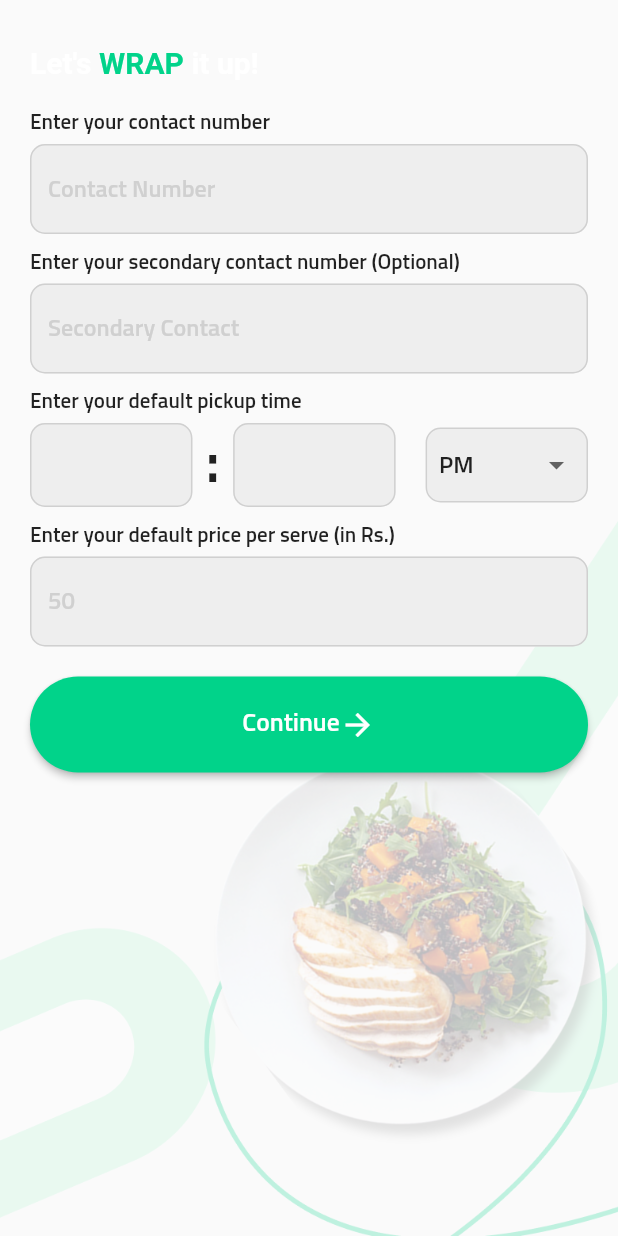
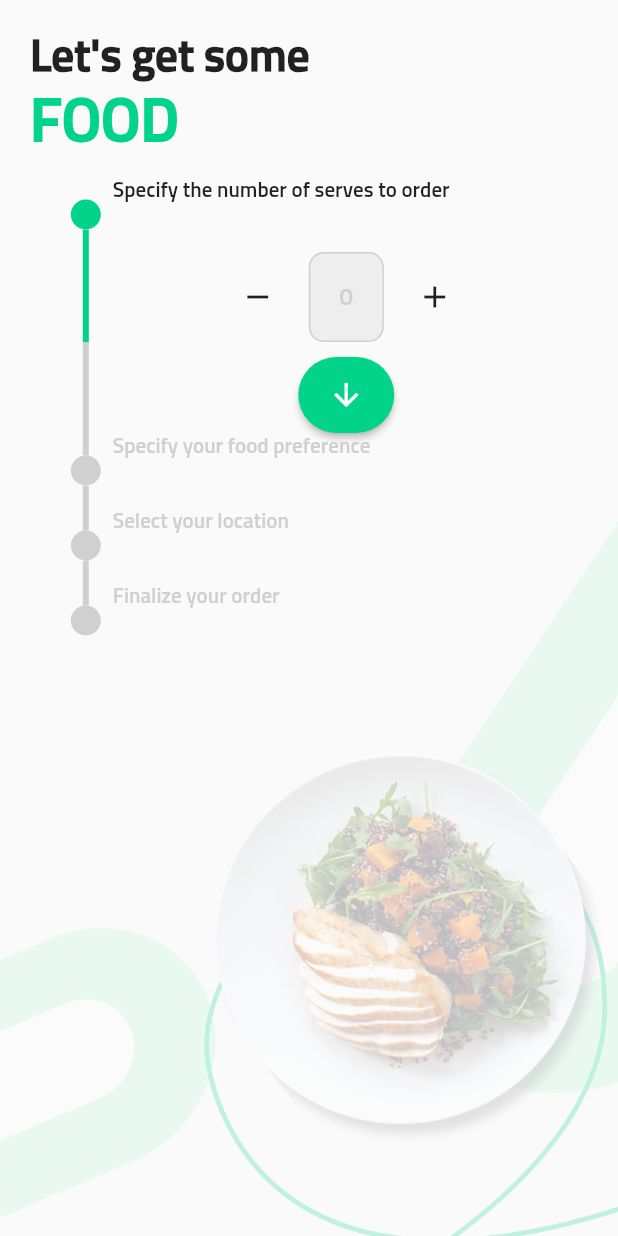
Before and after one commit to AthulJohn/lff_foodapp, a Flutter app: the screen it shows after launch, on a phone screen of 412 x 824 dp. Run offline on Flutter 3.47's test engine with Material 2 defaults, Android fonts, the phone set to English and light mode, and no system bars; drawn by our look-alikes of timeline_tile; our stand-ins replace get, intl_phone_field, otp_text_field.

Commit message:
added rough order page UI

```diff
--- a/lib/main.dart
+++ b/lib/main.dart
@@ -1,5 +1,6 @@
 import 'package:flutter/material.dart';
 import 'package:get/get.dart';
+import 'package:lff_foodapp/view/screens/order_food.dart';
 import 'package:lff_foodapp/view/screens/sign_in_page.dart';
 
 import 'view/screens/otp_verify_page.dart';
@@ -23,7 +24,7 @@ class MyApp extends StatelessWidget {
         primarySwatch: Colors.blue,
         fontFamily: 'Sunflower',
       ),
-      home: const ProviderAddnDetailsPage(),
+      home: const OrderFoodPage(),
     );
   }
 }
--- a/lib/view/components/app_text_field.dart
+++ b/lib/view/components/app_text_field.dart
@@ -3,14 +3,17 @@ import 'package:flutter/material.dart';
 import '../../constants/appColors.dart';
 
 class AppTextField extends StatelessWidget {
-  const AppTextField({super.key, this.onChanged, this.hintText});
+  const AppTextField(
+      {super.key, this.onChanged, this.hintText, this.align = TextAlign.start});
   final void Function(String)? onChanged;
   final String? hintText;
+  final TextAlign align;
 
   @override
   Widget build(BuildContext context) {
     return TextField(
       onChanged: onChanged,
+      textAlign: align,
       decoration: InputDecoration(
           filled: true,
           fillColor: AppColors.secondaryColor,
--- a/lib/view/components/proceed_button.dart
+++ b/lib/view/components/proceed_button.dart
@@ -9,11 +9,12 @@ class ContinueButton extends StatelessWidget {
       required this.onPressed,
       this.text,
       this.icon,
-      this.fontSize = 17});
+      this.fontSize = 17,
+      this.padding = 30});
   final Function()? onPressed;
   final String? text;
   final IconData? icon;
-  final double fontSize;
+  final double fontSize, padding;
 
   @override
   Widget build(BuildContext context) {
@@ -33,7 +34,8 @@ class ContinueButton extends StatelessWidget {
         style: ElevatedButton.styleFrom(
             backgroundColor: AppColors.primaryColor,
             foregroundColor: Colors.white,
-            padding: const EdgeInsets.symmetric(horizontal: 30, vertical: 20),
+            padding: EdgeInsets.symmetric(
+                horizontal: padding, vertical: (2 / 3) * padding),
             textStyle: TextStyle(fontSize: fontSize),
             shape: const StadiumBorder()));
   }
--- /dev/null
+++ b/lib/view/components/title_text.dart
@@ -0,0 +1,34 @@
+import 'package:flutter/material.dart';
+import 'package:flutter/src/widgets/framework.dart';
+import 'package:flutter/src/widgets/placeholder.dart';
+
+import '../../constants/appColors.dart';
+
+class TitleText extends StatelessWidget {
+  const TitleText(
+      {super.key, this.greenText = "", this.blackText = "", this.size = 40});
+  final String greenText;
+  final String blackText;
+  final double size;
+
+  @override
+  Widget build(BuildContext context) {
+    return Column(
+      crossAxisAlignment: CrossAxisAlignment.start,
+      mainAxisAlignment: MainAxisAlignment.center,
+      children: [
+        Text(
+          blackText,
+          style: TextStyle(fontSize: 0.75 * size, fontWeight: FontWeight.bold),
+        ),
+        Text(
+          greenText,
+          style: TextStyle(
+              fontSize: size,
+              fontWeight: FontWeight.bold,
+              color: AppColors.primaryColor),
+        )
+      ],
+    );
+  }
+}
--- /dev/null
+++ b/lib/view/screens/order_food.dart
@@ -0,0 +1,219 @@
+import 'package:flutter/material.dart';
+import 'package:lff_foodapp/view/components/phone_field.dart';
+import 'package:lff_foodapp/view/components/proceed_button.dart';
+import 'package:lff_foodapp/view/components/role_card.dart';
+import 'package:lff_foodapp/view/components/time_field.dart';
+import 'package:lff_foodapp/view/components/type_card.dart';
+import 'package:timeline_tile/timeline_tile.dart';
+
+import '../../constants/appColors.dart';
+import '../components/app_text_field.dart';
+import '../components/title_text.dart';
+
+class OrderFoodPage extends StatelessWidget {
+  const OrderFoodPage({super.key});
+
+  @override
+  Widget build(BuildContext context) {
+    return Scaffold(
+        body: Container(
+      decoration: const BoxDecoration(
+          image: DecorationImage(
+              image: AssetImage("assets/images/Graphics.png"),
+              opacity: 0.24,
+              fit: BoxFit.cover)),
+      child: Padding(
+        padding: const EdgeInsets.all(20),
+        child: ListView(
+          children: [
+            const TitleText(
+              blackText: "Let's get some",
+              greenText: "FOOD",
+              size: 40,
+            ),
+            const SizedBox(
+              height: 10,
+            ),
+            SizedBox(
+              height: 50,
+              child: TimelineTile(
+                afterLineStyle: const LineStyle(color: AppColors.primaryColor),
+                axis: TimelineAxis.vertical,
+                alignment: TimelineAlign.manual,
+                lineXY: 0.1,
+                endChild: const Padding(
+                  padding: EdgeInsets.symmetric(horizontal: 8.0),
+                  child: Text("Specify the number of serves to order"),
+                ),
+                isFirst: true,
+                indicatorStyle:
+                    const IndicatorStyle(color: AppColors.primaryColor),
+              ),
+            ),
+            TimelineTile(
+                beforeLineStyle: const LineStyle(color: AppColors.primaryColor),
+                afterLineStyle: const LineStyle(color: AppColors.borderColor),
+                hasIndicator: false,
+                axis: TimelineAxis.vertical,
+                alignment: TimelineAlign.manual,
+                lineXY: 0.1,
+                endChild: Column(
+                  children: [
+                    Row(
+                      mainAxisAlignment: MainAxisAlignment.center,
+                      children: [
+                        IconButton(
+                            onPressed: () {}, icon: const Icon(Icons.remove)),
+                        const SizedBox(
+                          width: 10,
+                        ),
+                        SizedBox(
+                          width: 50,
+                          child: AppTextField(
+                            hintText: "0",
+                            align: TextAlign.center,
+                            onChanged: (val) {},
+                          ),
+                        ),
+                        const SizedBox(
+                          width: 10,
+                        ),
+                        IconButton(
+                            onPressed: () {}, icon: const Icon(Icons.add)),
+                      ],
+                    ),
+                    const SizedBox(
+                      height: 10,
+                    ),
+                    ContinueButton(
+                      onPressed: () {},
+                      icon: Icons.arrow_downward,
+                      padding: 20,
+                    )
+                  ],
+                )),
+            SizedBox(
+              height: 50,
+              child: TimelineTile(
+                beforeLineStyle: const LineStyle(color: AppColors.borderColor),
+                afterLineStyle: const LineStyle(color: AppColors.borderColor),
+                indicatorStyle:
+                    const IndicatorStyle(color: AppColors.borderColor),
+                axis: TimelineAxis.vertical,
+                alignment: TimelineAlign.manual,
+                lineXY: 0.1,
+                endChild: const Padding(
+                  padding: EdgeInsets.symmetric(horizontal: 8.0),
+                  child: Text("Specify your food preference",
+                      style: TextStyle(color: AppColors.borderColor)),
+                ),
+              ),
+            ),
+            // next step code
+            if (false)
+              TimelineTile(
+                  beforeLineStyle:
+                      const LineStyle(color: AppColors.primaryColor),
+                  afterLineStyle: const LineStyle(color: AppColors.borderColor),
+                  hasIndicator: false,
+                  axis: TimelineAxis.vertical,
+                  alignment: TimelineAlign.manual,
+                  lineXY: 0.1,
+                  endChild: Column(
+                    children: [
+                      SizedBox(
+                        height: 100,
+                        child: Row(
+                          children: const [
+                            Expanded(
+                              child: Padding(
+                                padding: EdgeInsets.all(4),
+                                child: TypeCard(
+                                  isHorizontal: false,
+                                  isSelected: true,
+                                  title: "VEG",
+                                ),
+                              ),
+                            ),
+                            Expanded(
+                              child: Padding(
+                                padding: EdgeInsets.all(4),
+                                child: TypeCard(
+                                  isHorizontal: false,
+                                  isSelected: false,
+                                  title: "NON VEG",
+                                ),
+                              ),
+                            ),
+                          ],
+                        ),
+                      ),
+                      SizedBox(
+                        height: 60,
+                        child: Padding(
+                          padding: const EdgeInsets.all(4.0),
+                          child: TypeCard(
+                            isHorizontal: true,
+                            isSelected: false,
+                            title: "VEGAN",
+                          ),
+                        ),
+                      ),
+                      const SizedBox(
+                        height: 10,
+                      ),
+                      ContinueButton(
+                        onPressed: () {},
+                        icon: Icons.arrow_downward,
+                        padding: 20,
+                      )
+                    ],
+                  )),
+            SizedBox(
+              height: 50,
+              child: TimelineTile(
+                beforeLineStyle: const LineStyle(color: AppColors.borderColor),
+                afterLineStyle: const LineStyle(color: AppColors.borderColor),
+                indicatorStyle:
+                    const IndicatorStyle(color: AppColors.borderColor),
+                axis: TimelineAxis.vertical,
+                alignment: TimelineAlign.manual,
+                lineXY: 0.1,
+                endChild: const Padding(
+                  padding: EdgeInsets.symmetric(horizontal: 8.0),
+                  child: Text("Select your location",
+                      style: TextStyle(color: AppColors.borderColor)),
+                ),
+              ),
+            ),
+            SizedBox(
+              height: 50,
+              child: TimelineTile(
+                beforeLineStyle: const LineStyle(color: AppColors.borderColor),
+                indicatorStyle:
+                    const IndicatorStyle(color: AppColors.borderColor),
+                isLast: true,
+                axis: TimelineAxis.vertical,
+                alignment: TimelineAlign.manual,
+                lineXY: 0.1,
+                endChild: const Padding(
+                  padding: EdgeInsets.symmetric(horizontal: 8.0),
+                  child: Text("Finalize your order",
+                      style: TextStyle(color: AppColors.borderColor)),
+                ),
+              ),
+            ),
+            // SizedBox(
+            //   height: 20,
+            // ),
+            // ContinueButton(
+            //   onPressed: () {},
+            //   text: "Continue",
+            //   icon: Icons.arrow_forward,
+            // )
+          ],
+        ),
+      ),
+    ));
+  }
+}
--- a/pubspec.yaml
+++ b/pubspec.yaml
@@ -41,6 +41,9 @@ dependencies:
 
   #otp input field
   otp_text_field: ^1.1.3
+
+  #For Ordering timeline
+  timeline_tile: ^2.0.0
 
 dev_dependencies:
   flutter_test:
```
Also changed, not shown: lib/view/screens/otp_verify_page.dart (+6 -17 lines), lib/view/screens/provider_details_page.dart (+16 -27 lines), lib/view/screens/role_select_page.dart (+6 -17 lines), lib/view/screens/sign_in_page.dart (+8 -20 lines), assets/images/Vegan.png (added), pubspec.lock.
